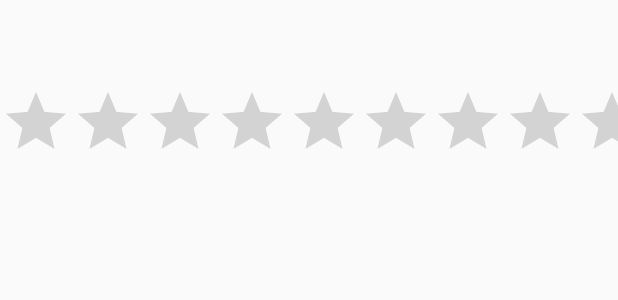
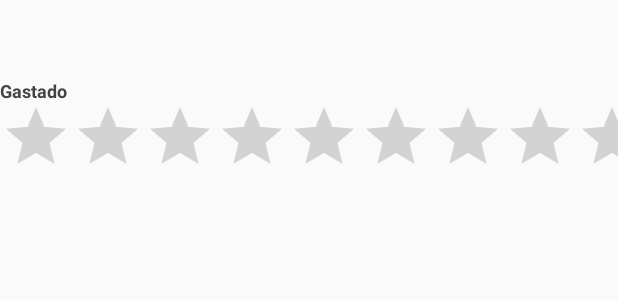
Before and after one commit to bgcastro/TFM, an Android app: the layout opinion_item.xml on its own in the app's theme, with its tools: preview values and no code run, on a phone screen of 412 x 824 dp. Shown: the top 300 px of the screen. Run offline under Robolectric (Android 15) with nearby library versions, the phone set to English and light mode, and no system bars.

Commit message:
Preferencias para comentar

```diff
--- a/app/src/main/java/es/uvigo/esei/bgcastro/tfm/activitys/BaseActivity.java
+++ b/app/src/main/java/es/uvigo/esei/bgcastro/tfm/activitys/BaseActivity.java
@@ -1,7 +1,6 @@
 package es.uvigo.esei.bgcastro.tfm.activitys;
 
 import android.content.Intent;
-import android.graphics.Typeface;
 import android.os.Bundle;
 import android.support.v7.app.AppCompatActivity;
 import android.util.Log;
@@ -17,14 +16,9 @@ public class BaseActivity extends AppCompatActivity {
 
     private static final String TAG = "BaseActivity";
 
-    //carga de la fuente para iconos
-    private static Typeface font;
-
     @Override
     protected void onCreate(Bundle savedInstanceState) {
         super.onCreate(savedInstanceState);
-
-        font = Typeface.createFromAsset(getAssets(), "fontawesome-webfont.ttf");
     }
 
     @Override
--- a/app/src/main/java/es/uvigo/esei/bgcastro/tfm/activitys/BuscarOpinionActivity.java
+++ b/app/src/main/java/es/uvigo/esei/bgcastro/tfm/activitys/BuscarOpinionActivity.java
@@ -50,7 +50,7 @@ public class BuscarOpinionActivity extends BaseActivity implements LoaderManager
 
         listView.setEmptyView(textViewEmpty);
 
-        opinionArrayAdapter = new OpinionArrayAdapter(getApplicationContext(), R.layout.opinion_item);
+        opinionArrayAdapter = new OpinionArrayAdapter(this, R.layout.opinion_item);
 
         listView.setAdapter(opinionArrayAdapter);
 
--- a/app/src/main/java/es/uvigo/esei/bgcastro/tfm/activitys/GestionReparacionesActivity.java
+++ b/app/src/main/java/es/uvigo/esei/bgcastro/tfm/activitys/GestionReparacionesActivity.java
@@ -241,7 +241,9 @@ public class GestionReparacionesActivity extends BaseActivity implements Opinion
             //desactivamos la edicion
             desactivarEdicion();
 
-            if (!reparacion.getTaller().isEmpty()){
+            SharedPreferences preferences = getSharedPreferences(VehiculosPreferences.PREFERENCES_FILE,MODE_PRIVATE);
+
+            if (preferences.getBoolean(VehiculosPreferences.ALERT_COMENTAR, VehiculosPreferences.ALERT_COMENTAR_DEFAULT) && !reparacion.getTaller().isEmpty()){
                 OpinionDialog dialog = OpinionDialog.newInstace();
                 dialog.show(getFragmentManager(), OpinionDialog.fragmentTag );
             }
--- a/app/src/main/java/es/uvigo/esei/bgcastro/tfm/preferences/VehiculosPreferences.java
+++ b/app/src/main/java/es/uvigo/esei/bgcastro/tfm/preferences/VehiculosPreferences.java
@@ -15,6 +15,9 @@ public class VehiculosPreferences {
     public static final String ALERT_ACTUALIZAR = "alert_actualizar";
     public static final boolean ALERT_ACTUALIZAR_DEFAULT = true;
 
+    public static final String ALERT_COMENTAR = "alert_comentar";
+    public static final boolean ALERT_COMENTAR_DEFAULT = true;
+
     public static final String SERVER_ADDRESS = "server_address";
     public static final String SERVER_ADDRESS_DEFAULT = "ec2-52-39-253-121.us-west-2.compute.amazonaws.com";
 
--- a/app/src/main/res/layout/opinion_item.xml
+++ b/app/src/main/res/layout/opinion_item.xml
@@ -1,5 +1,5 @@
 <?xml version="1.0" encoding="utf-8"?>
-<LinearLayout xmlns:android="http://schemas.android.com/apk/res/android"
+<RelativeLayout xmlns:android="http://schemas.android.com/apk/res/android"
     android:orientation="vertical" android:layout_width="match_parent"
     android:layout_height="match_parent">
 
@@ -15,19 +15,33 @@
         android:id="@+id/comentarioItem"
         android:layout_width="match_parent"
         android:layout_height="wrap_content"
-        android:theme="@style/vehiculo_regular"/>
+        android:layout_below="@+id/nombreTallerItem"
+        android:theme="@style/vehiculo_regular"
+        android:layout_marginBottom="10dp"/>
+
+    <TextView
+        android:id="@+id/tituloGastado"
+        android:layout_width="wrap_content"
+        android:layout_height="wrap_content"
+        android:layout_below="@+id/comentarioItem"
+        android:text="@string/gastado"
+        android:theme="@style/vehiculo_bold"
+        android:layout_marginRight="10dp"/>
 
     <TextView
         android:id="@+id/precioReparacionItem"
         android:layout_width="match_parent"
         android:layout_height="wrap_content"
-        android:theme="@style/vehiculo_regular"/>
+        android:layout_below="@+id/comentarioItem"
+        android:layout_toRightOf="@+id/tituloGastado"
+        android:theme="@style/vehiculo_thin"/>
 
     <RatingBar
         android:id="@+id/ratingBarItem"
         android:layout_width="match_parent"
         android:layout_height="wrap_content"
-        android:paddingBottom="@dimen/mantenimiento_item_padding_top"
+        android:layout_below="@+id/precioReparacionItem"
+        android:paddingBottom="5dp"
         android:isIndicator="true"/>
 
-</LinearLayout>
+</RelativeLayout>
--- a/app/src/main/res/values/colors.xml
+++ b/app/src/main/res/values/colors.xml
@@ -1,10 +1,10 @@
 <?xml version="1.0" encoding="utf-8"?>
 <resources>
-    <color name="colorPrimary">#3F51B5</color>
-    <color name="colorPrimaryDark">#303F9F</color>
+    <color name="colorPrimary">@color/grisToolbar</color>
+    <color name="colorPrimaryDark">@color/grisClaro</color>
     <color name="colorAccent">#FF4081</color>
 
     <color name="grisClaro">#747474</color>
     <color name="grisOscuro">#434343</color>
-    <color name="grisToolbar">#F3F3F3</color>
+    <color name="grisToolbar">#dadada</color>
 </resources>
--- a/app/src/main/res/values/strings.xml
+++ b/app/src/main/res/values/strings.xml
@@ -114,4 +114,7 @@
     <string name="titulo_toolbar_buscar_opiniones_activity">Buscar opiniones</string>
     <string name="action_opiniones">Buscar opiniones de otros usuarios</string>
     <string name="no_results">No se ha encontrado nada.</string>
+    <string name="gastado">Gastado</string>
+    <string name="alertComentar">Comentarios</string>
+    <string name="alertComentarSummary">Si activa esta opción se le preguntará su opinión cuando se haga una reparación</string>
 </resources>
--- a/app/src/main/res/xml/preferences_screen.xml
+++ b/app/src/main/res/xml/preferences_screen.xml
@@ -7,6 +7,12 @@
         android:key="alert_actualizar"
         android:title="@string/alertSI"
         android:summary="@string/alertSISummary"
+        android:defaultValue="true" />
+
+    <CheckBoxPreference
+        android:key="alert_comentar"
+        android:title="@string/alertComentar"
+        android:summary="@string/alertComentarSummary"
         android:defaultValue="true" />
 
     <SwitchPreference
```
Also changed, not shown: 1 other file.
